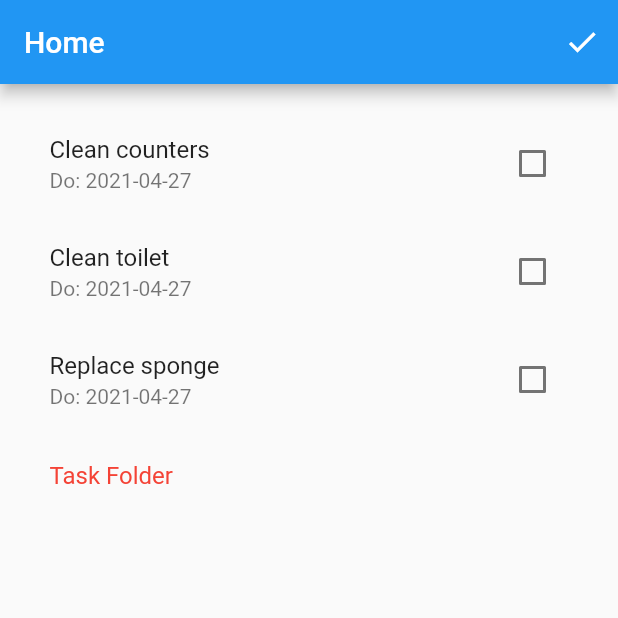
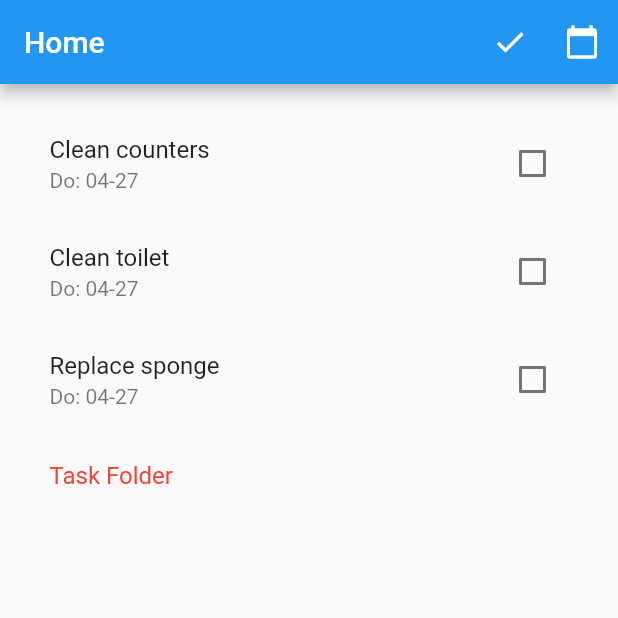
Before and after one commit to sysemenova/college_survival_software, a Flutter app: the screen it shows after launch, on a phone screen of 412 x 824 dp, the top half of it. Run offline on Flutter 3.47's test engine with Material 2 defaults, Android fonts, the phone set to English and light mode, and no system bars.

```diff
--- a/lib/householdtask.dart
+++ b/lib/householdtask.dart
@@ -6,7 +6,7 @@ import 'package:intl/intl.dart';
 // Play around with font as you wish - eventually we'll figure out how to make
 // font and styling universal.
 
-final formatter = new DateFormat('yyyy-MM-dd');
+final formatter = new DateFormat('MM-dd');
 
 //final dateFormat = DateFormat("");
 
@@ -23,16 +23,21 @@ class HouseholdTask {
   var dateDue;
   var dateDo;
 
+  var lateCount;
+
 
 
   /// Takes four arguments - String, String, String, bool - and assigns to
   /// name, why, how, doneCheck. Optional parameters include: {none so far}
   HouseholdTask(this.name, this.why, this.how,
-      this.doneCheck, {Map<Symbol, dynamic> recurringArgs}) {
+                this.doneCheck, {Map<Symbol, dynamic> recurringArgs}) {
+
     dateCreated = currDt;
     // IT SHOULD NOT BE CURRDT BUT FOR NOW
     dateDo = currDt;
     dateDue = currDt;
+
+    lateCount = Duration(days: 0);
 
     // If there aren't any recurring args, make the recurring function null
     // otherwise, make the recurring function using the args
@@ -50,7 +55,7 @@ class HouseholdTask {
       } else {
         doneCheck = true;
         dateDone.add(currDt);
-        dateDo = recurringFunc(dateDone);
+        dateDo = recurringFunc(dateDone, lateCount);
       }
     } else if (doneCheck) {
       doneCheck = false;
@@ -63,22 +68,32 @@ class HouseholdTask {
     // THIS FUNCTION DOES NOT uncheck and stuff
   }
 
+  // Checks if task needs to be unchecked
   void update() {
-    //will need to uncheck done if recurring time is coming
+    if (recurringFunc != null && doneCheck && dateDo.isAtSameMomentAs(currDt)) {
+      changeDone();
+    }
+
+    lateCount = currDt.difference(dateDo);
+
   }
+
 
   String dateString() {
     var toret = '';
+    String dd = '';
     if (doneCheck) {
-      //var now = DateTime.now();
-      //var formatter = new DateFormat('yyyy-MM-dd');
-      //String formatted = formatter.format(now);
-      String dd = formatter.format(dateDone.last);
-      toret = "Done: " + dd;
+      dd = formatter.format(dateDone.last);
+      toret = "Done: ";
     } else {
-      String dd = formatter.format(dateDo);
-      toret = "Do: " + dd;
+      dd = formatter.format(dateDo);
+      if (lateCount.compareTo(Duration(days: 0)) > 0) {
+        toret = "LATE Do: ";
+      } else {
+        toret = "Do: ";
+      }
     }
+    toret += dd;
     return toret;
   }
 }
@@ -95,6 +110,12 @@ class HouseholdTaskList {
 }
 
 
-Function calcNext({Duration every = const Duration(days: 1)}) {
-  return (List<DateTime> dates) {return dates.last.add(every);};
+// Returns a function. Make better.
+// Closest, not next
+// Account for doing it late
+// date.weekday returns 1-7
+// DateTime.sunday returns 7
+Function calcNext({Duration every = const Duration(days: 1),
+                  List<int> only = const [1, 2, 3, 4, 5, 6, 7]}) {
+  return (List<DateTime> dates, Duration late) {return dates.last.add(every - late);};
 }
--- a/lib/tasklist.dart
+++ b/lib/tasklist.dart
@@ -37,7 +37,9 @@ class _TaskListState extends State<TaskListWidget> {
   void updateTasks() {
     hide = []; show = []; lists = [];
     for (var i in tasks) {
+
       if (i is HouseholdTask) {
+        i.update();
         if ((i.doneCheck && showDone) || (!i.doneCheck && !showDone))  {
           show.add(i);
         } else {
@@ -59,7 +61,8 @@ class _TaskListState extends State<TaskListWidget> {
           title: Text(this.name),
           backgroundColor: barcolor,
           actions: showDone ? null : [
-            IconButton(icon: Icon(Icons.check), onPressed: pushListHidden,)
+            IconButton(icon: Icon(Icons.check), onPressed: pushListHidden,),
+            IconButton(icon: Icon(Icons.calendar_today), onPressed: updateDay)
           ]
         ),
         body: ListView.builder(
@@ -126,4 +129,11 @@ class _TaskListState extends State<TaskListWidget> {
     pushList(cur, true);
   }
 
+  void updateDay() {
+    setState(() {
+      addToDate(Duration(days: 1));
+
+    });
+  }
+
 }
```
